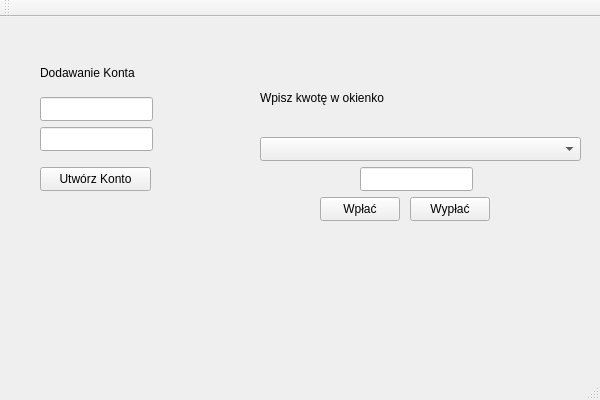
ZuziakF/MiniBank, file MiniBankGUI/MiniBankGUI.ui: the form before one commit.
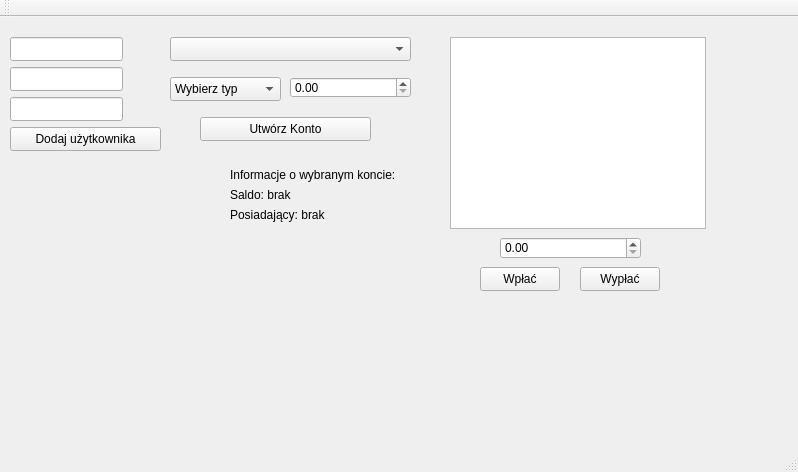
The form after the commit.

Commit message: Gui with Client Class, validation

Patch:
```diff
--- a/MiniBankGUI/MiniBankGUI.ui
+++ b/MiniBankGUI/MiniBankGUI.ui
@@ -6,42 +6,149 @@
    <rect>
     <x>0</x>
     <y>0</y>
-    <width>600</width>
-    <height>400</height>
+    <width>798</width>
+    <height>472</height>
    </rect>
   </property>
   <property name="windowTitle">
    <string>MiniBankGUI</string>
   </property>
   <widget class="QWidget" name="centralWidget">
-   <widget class="QLabel" name="BalanceLabel">
+   <widget class="QLineEdit" name="FirstNameInput">
     <property name="geometry">
      <rect>
-      <x>260</x>
+      <x>10</x>
+      <y>20</y>
+      <width>113</width>
+      <height>24</height>
+     </rect>
+    </property>
+    <property name="text">
+     <string/>
+    </property>
+   </widget>
+   <widget class="QLineEdit" name="LastNameInput">
+    <property name="geometry">
+     <rect>
+      <x>10</x>
       <y>50</y>
-      <width>281</width>
-      <height>61</height>
+      <width>113</width>
+      <height>24</height>
      </rect>
     </property>
     <property name="text">
-     <string>Wpisz kwotę w okienko</string>
+     <string/>
     </property>
    </widget>
-   <widget class="QLineEdit" name="AmountInput">
+   <widget class="QLineEdit" name="PeselInput">
     <property name="geometry">
      <rect>
-      <x>360</x>
-      <y>150</y>
+      <x>10</x>
+      <y>80</y>
       <width>113</width>
       <height>24</height>
      </rect>
     </property>
+    <property name="text">
+     <string/>
+    </property>
    </widget>
-   <widget class="QPushButton" name="Depositbtn">
+   <widget class="QPushButton" name="RegisterClientBtn">
     <property name="geometry">
      <rect>
-      <x>320</x>
-      <y>180</y>
+      <x>10</x>
+      <y>110</y>
+      <width>151</width>
+      <height>24</height>
+     </rect>
+    </property>
+    <property name="text">
+     <string>Dodaj użytkownika</string>
+    </property>
+   </widget>
+   <widget class="QComboBox" name="ClientSelector">
+    <property name="geometry">
+     <rect>
+      <x>170</x>
+      <y>20</y>
+      <width>241</width>
+      <height>24</height>
+     </rect>
+    </property>
+   </widget>
+   <widget class="QComboBox" name="AccountTypeSelector">
+    <property name="geometry">
+     <rect>
+      <x>170</x>
+      <y>60</y>
+      <width>111</width>
+      <height>24</height>
+     </rect>
+    </property>
+    <item>
+     <property name="text">
+      <string>Wybierz typ</string>
+     </property>
+    </item>
+    <item>
+     <property name="text">
+      <string>Glowne</string>
+     </property>
+    </item>
+    <item>
+     <property name="text">
+      <string>Oszczednosciowe</string>
+     </property>
+    </item>
+   </widget>
+   <widget class="QDoubleSpinBox" name="InitialBalanceInput">
+    <property name="geometry">
+     <rect>
+      <x>290</x>
+      <y>60</y>
+      <width>121</width>
+      <height>21</height>
+     </rect>
+    </property>
+   </widget>
+   <widget class="QPushButton" name="OpenAccountBtn">
+    <property name="geometry">
+     <rect>
+      <x>200</x>
+      <y>100</y>
+      <width>171</width>
+      <height>24</height>
+     </rect>
+    </property>
+    <property name="text">
+     <string>Utwórz Konto</string>
+    </property>
+   </widget>
+   <widget class="QListWidget" name="AccountsList">
+    <property name="geometry">
+     <rect>
+      <x>450</x>
+      <y>20</y>
+      <width>256</width>
+      <height>192</height>
+     </rect>
+    </property>
+   </widget>
+   <widget class="QDoubleSpinBox" name="AmountInput">
+    <property name="geometry">
+     <rect>
+      <x>500</x>
+      <y>220</y>
+      <width>141</width>
+      <height>22</height>
+     </rect>
+    </property>
+   </widget>
+   <widget class="QPushButton" name="DepositBtn">
+    <property name="geometry">
+     <rect>
+      <x>480</x>
+      <y>250</y>
       <width>80</width>
       <height>24</height>
      </rect>
@@ -53,8 +160,8 @@
    <widget class="QPushButton" name="WithdrawBtn">
     <property name="geometry">
      <rect>
-      <x>410</x>
-      <y>180</y>
+      <x>580</x>
+      <y>250</y>
       <width>80</width>
       <height>24</height>
      </rect>
@@ -63,60 +170,43 @@
      <string>Wypłać</string>
     </property>
    </widget>
-   <widget class="QLineEdit" name="FirstNameInput">
-    <property name="geometry">
-     <rect>
-      <x>40</x>
-      <y>80</y>
-      <width>113</width>
-      <height>24</height>
-     </rect>
-    </property>
-   </widget>
-   <widget class="QLineEdit" name="LastNameInput">
-    <property name="geometry">
-     <rect>
-      <x>40</x>
-      <y>110</y>
-      <width>113</width>
-      <height>24</height>
-     </rect>
-    </property>
-   </widget>
    <widget class="QLabel" name="label">
     <property name="geometry">
      <rect>
-      <x>40</x>
-      <y>40</y>
-      <width>111</width>
-      <height>31</height>
-     </rect>
-    </property>
-    <property name="text">
-     <string>Dodawanie Konta</string>
-    </property>
-   </widget>
-   <widget class="QPushButton" name="CreateAccountBtn">
-    <property name="geometry">
-     <rect>
-      <x>40</x>
+      <x>230</x>
       <y>150</y>
-      <width>111</width>
-      <height>24</height>
+      <width>181</width>
+      <height>16</height>
      </rect>
     </property>
     <property name="text">
-     <string>Utwórz Konto</string>
+     <string>Informacje o wybranym koncie:</string>
     </property>
    </widget>
-   <widget class="QComboBox" name="AccountSelector">
+   <widget class="QLabel" name="BalanceLabel">
     <property name="geometry">
      <rect>
-      <x>260</x>
-      <y>120</y>
-      <width>321</width>
-      <height>24</height>
+      <x>230</x>
+      <y>170</y>
+      <width>191</width>
+      <height>16</height>
      </rect>
+    </property>
+    <property name="text">
+     <string>Saldo: brak</string>
+    </property>
+   </widget>
+   <widget class="QLabel" name="OwnerLabel">
+    <property name="geometry">
+     <rect>
+      <x>230</x>
+      <y>190</y>
+      <width>191</width>
+      <height>16</height>
+     </rect>
+    </property>
+    <property name="text">
+     <string>Posiadający: brak</string>
     </property>
    </widget>
   </widget>
@@ -125,7 +215,7 @@
     <rect>
      <x>0</x>
      <y>0</y>
-     <width>600</width>
+     <width>798</width>
      <height>21</height>
     </rect>
    </property>
```
The commit also changes 8 other files.
